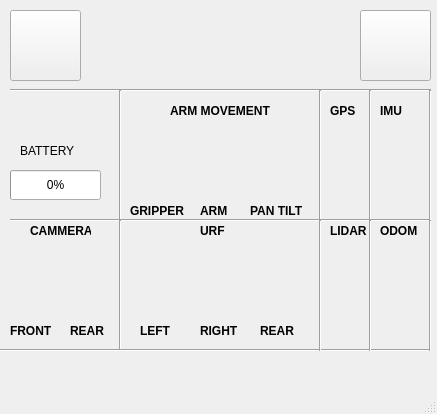
The window that robotican_gui/resources/ui/robotican_gui.ui (bgumodo/robotican) describes before a commit, drawn with Qt 5.
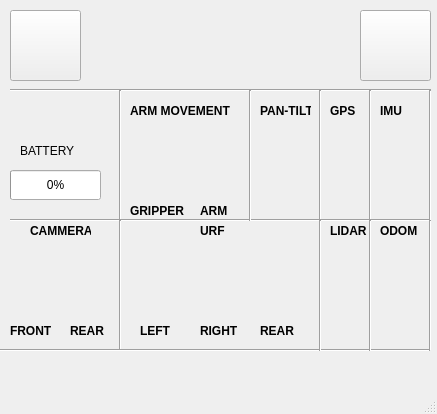
The same window after the commit. Icons and pictures are not drawn.

Commit message: Fixed: pan tilt led is now listening to the right topic \nand is located seperatly in GUI

```diff
--- a/robotican_gui/resources/ui/robotican_gui.ui
+++ b/robotican_gui/resources/ui/robotican_gui.ui
@@ -159,7 +159,7 @@
    <widget class="QLabel" name="label_7">
     <property name="geometry">
      <rect>
-      <x>200</x>
+      <x>160</x>
       <y>120</y>
       <width>41</width>
       <height>31</height>
@@ -524,30 +524,10 @@
      <enum>Qt::Horizontal</enum>
     </property>
    </widget>
-   <widget class="QLabel" name="label_8">
-    <property name="geometry">
-     <rect>
-      <x>250</x>
-      <y>200</y>
-      <width>61</width>
-      <height>21</height>
-     </rect>
-    </property>
-    <property name="font">
-     <font>
-      <pointsize>9</pointsize>
-      <weight>75</weight>
-      <bold>true</bold>
-     </font>
-    </property>
-    <property name="text">
-     <string>PAN TILT</string>
-    </property>
-   </widget>
    <widget class="QLabel" name="pan_tilt_led">
     <property name="geometry">
      <rect>
-      <x>260</x>
+      <x>270</x>
       <y>160</y>
       <width>31</width>
       <height>31</height>
@@ -870,7 +850,7 @@
    <widget class="QLabel" name="label_13">
     <property name="geometry">
      <rect>
-      <x>170</x>
+      <x>130</x>
       <y>100</y>
       <width>111</width>
       <height>21</height>
@@ -991,6 +971,58 @@
      <bool>true</bool>
     </property>
    </widget>
+   <widget class="Line" name="line_4">
+    <property name="geometry">
+     <rect>
+      <x>240</x>
+      <y>90</y>
+      <width>20</width>
+      <height>131</height>
+     </rect>
+    </property>
+    <property name="orientation">
+     <enum>Qt::Vertical</enum>
+    </property>
+   </widget>
+   <widget class="QLabel" name="label_25">
+    <property name="geometry">
+     <rect>
+      <x>260</x>
+      <y>120</y>
+      <width>51</width>
+      <height>31</height>
+     </rect>
+    </property>
+    <property name="text">
+     <string/>
+    </property>
+    <property name="pixmap">
+     <pixmap resource="../images/image_resource_file.qrc">:/images/panTilt.png</pixmap>
+    </property>
+    <property name="scaledContents">
+     <bool>true</bool>
+    </property>
+   </widget>
+   <widget class="QLabel" name="label_26">
+    <property name="geometry">
+     <rect>
+      <x>260</x>
+      <y>100</y>
+      <width>51</width>
+      <height>21</height>
+     </rect>
+    </property>
+    <property name="font">
+     <font>
+      <pointsize>9</pointsize>
+      <weight>75</weight>
+      <bold>true</bold>
+     </font>
+    </property>
+    <property name="text">
+     <string>PAN-TILT</string>
+    </property>
+   </widget>
   </widget>
   <widget class="QMenuBar" name="menubar">
    <property name="geometry">
```
The commit also changes 5 other files.
